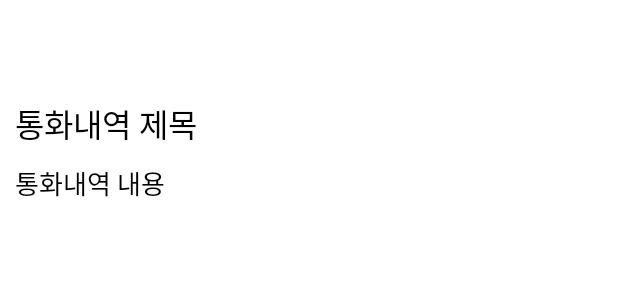
After one commit to ringringring-capstone/ringringring_android, an Android app: the layout fragment_call_records_read_more.xml on its own in the app's theme, with its tools: preview values and no code run, on a phone screen of 412 x 824 dp. The commit adds this screen. Shown: the top 300 px of the screen. Run offline under Robolectric (Android 15) with nearby library versions, the phone set to English and light mode, and no system bars.

Commit message:
fix : xml 어색한 부분 수정

```diff
--- a/app/src/main/res/layout/activity_main.xml
+++ b/app/src/main/res/layout/activity_main.xml
@@ -39,7 +39,6 @@
       app:fabSize="normal"
       app:tint="@color/white"
       app:fabCustomSize="70dp"
+      app:itemActiveIndicatorStyle="@null"
       app:layout_anchor="@id/main_bottom_nav"/>
-
-
   </androidx.coordinatorlayout.widget.CoordinatorLayout>
--- /dev/null
+++ b/app/src/main/res/layout/fragment_call_records_read_more.xml
@@ -0,0 +1,52 @@
+<?xml version="1.0" encoding="utf-8"?>
+<layout>
+<LinearLayout
+    xmlns:android="http://schemas.android.com/apk/res/android"
+    xmlns:app="http://schemas.android.com/apk/res-auto"
+    xmlns:tools="http://schemas.android.com/tools"
+    android:id="@+id/main"
+    android:layout_width="match_parent"
+    android:layout_height="match_parent"
+    android:background="@color/white"
+    tools:context=".main.view.setting.CallRecordsReadMoreFragment"
+    android:orientation="vertical">
+
+    <Toolbar
+        android:layout_width="match_parent"
+        android:layout_height="wrap_content"/>
+
+    <ScrollView
+        android:layout_width="match_parent"
+        android:layout_height="wrap_content">
+
+        <LinearLayout
+            android:layout_width="match_parent"
+            android:layout_height="0dp"
+            android:orientation="vertical">
+
+            <TextView
+                android:id="@+id/text_history_title"
+                android:layout_width="match_parent"
+                android:layout_height="wrap_content"
+                android:text="통화내역 제목"
+                android:fontFamily="@font/ibm_plexsans_kr_semibold"
+                android:textColor="@color/black"
+                android:textSize="21sp"
+                android:layout_marginVertical="10dp"
+                android:layout_marginHorizontal="10dp"/>
+
+            <TextView
+                android:id="@+id/text_history_content"
+                android:layout_width="match_parent"
+                android:layout_height="wrap_content"
+                android:text="통화내역 내용"
+                android:fontFamily="@font/ibm_plexsans_kr_regular"
+                android:textColor="@color/black"
+                android:textSize="17sp"
+                android:layout_marginHorizontal="10dp"/>
+
+        </LinearLayout>
+    </ScrollView>
+
+</LinearLayout>
+</layout>
--- a/app/src/main/res/layout/fragment_mission_main.xml
+++ b/app/src/main/res/layout/fragment_mission_main.xml
@@ -79,6 +79,7 @@
         android:layout_marginBottom="17dp"
         android:text="미션 시작하기"
         android:textSize="17sp"
+        android:paddingVertical="10dp"
         android:fontFamily="@font/ibm_plexsans_kr_bold"
         android:textColor="@color/white"
         android:background="@drawable/background_btn_maincolor"
@@ -96,6 +97,7 @@
         android:background="@drawable/background_btn_border_maincolor"
         android:fontFamily="@font/ibm_plexsans_kr_bold"
         android:text="주제 뽑기"
+        android:paddingVertical="10dp"
         android:textColor="@color/main_color"
         android:textSize="17sp"
         app:layout_constraintBottom_toBottomOf="parent"
--- a/app/src/main/res/layout/row_calling_history.xml
+++ b/app/src/main/res/layout/row_calling_history.xml
@@ -29,10 +29,12 @@
 
             <TextView
                 android:id="@+id/title_call_records"
-                android:layout_width="wrap_content"
+                android:layout_width="0dp"
                 android:layout_height="wrap_content"
                 android:layout_weight="1"
+                android:ellipsize="end"
                 android:fontFamily="@font/ibm_plexsans_kr_bold"
+                android:maxLines="1"
                 android:text="통화주제"
                 android:textColor="@color/main_color"
                 android:textSize="20sp" />
@@ -46,6 +48,7 @@
                 android:paddingHorizontal="10dp"
                 android:paddingVertical="5dp"
                 android:src="@drawable/ic_options" />
+
         </LinearLayout>
 
         <TextView
--- a/app/src/main/res/values/themes.xml
+++ b/app/src/main/res/values/themes.xml
@@ -14,4 +14,9 @@
         <item name="fontFamily">@font/ibm_plexsans_kr_regular</item>
     </style>
 
+    <!--
+    <style name="ToolbarTheme" parent="ThemeOverlay.AppCompat.Light">
+        <item name="android:fontFamily">@font/ibm_plexsans_kr_regular</item>
+    </style>
+-->
 </resources>
```
Also changed, not shown: app/src/main/res/layout/fragment_call_records.xml (+7 -0 lines), app/src/main/res/layout/include_checklist_result_people_chart.xml (+4 -4 lines), app/src/main/res/navigation/nav.xml (+13 -0 lines).
